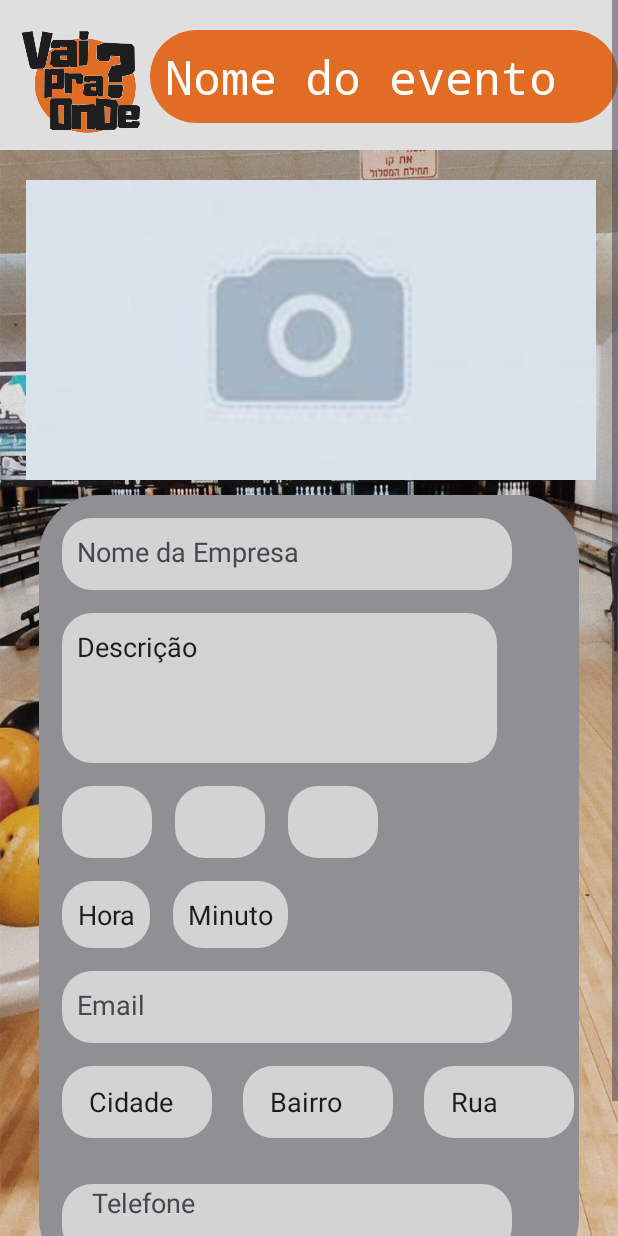
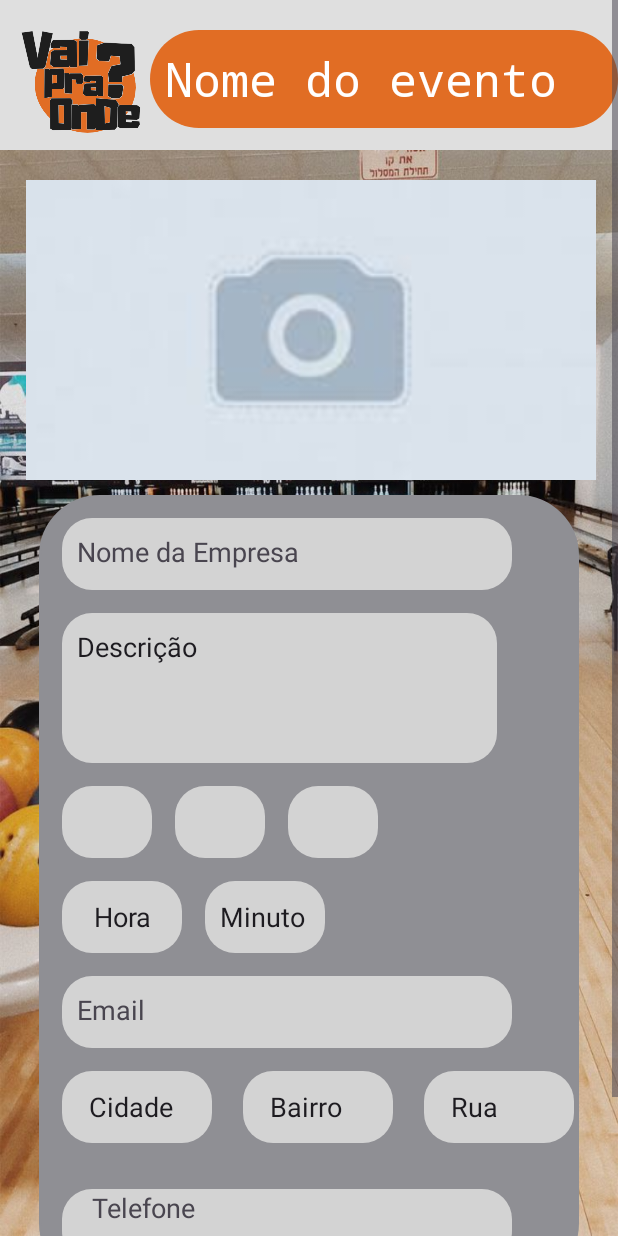
Before and after one commit to PedroFPer/Vai_pra_onde, an Android app: the TelaCadastroModifEvento screen opened directly, with no data from a screen before it, on a phone screen of 412 x 824 dp. Run offline under Robolectric (Android 15) with nearby library versions, the phone set to English and light mode, and no system bars; 14 statements that could not run were skipped.

Commit message:
CONCERTADA ESSA DISGRAÇA

```diff
--- a/vaipraonde/app/src/main/res/layout/activity_editar_evento.xml
+++ b/vaipraonde/app/src/main/res/layout/activity_editar_evento.xml
@@ -33,7 +33,7 @@
             <EditText
                 android:id="@+id/nome_evento_vw"
                 android:layout_width="match_parent"
-                android:layout_height="wrap_content"
+                android:layout_height="65dp"
                 android:layout_marginTop="20dp"
                 android:textSize="14pt"
                 android:background="@drawable/caixaperfil1"
@@ -155,8 +155,8 @@
                 android:layout_height="wrap_content">
                 <EditText
                     android:id="@+id/horario_do_evento_vw_hora"
-                    android:layout_width="wrap_content"
-                    android:layout_height="wrap_content"
+                    android:layout_width="80dp"
+                    android:layout_height="48dp"
                     android:layout_marginLeft="15dp"
                     android:layout_marginTop="15dp"
                     android:textAlignment="center"
@@ -168,8 +168,8 @@
                     android:textSize="8pt" />
                 <EditText
                     android:id="@+id/horario_do_evento_vw_min"
-                    android:layout_width="wrap_content"
-                    android:layout_height="wrap_content"
+                    android:layout_width="80dp"
+                    android:layout_height="48dp"
                     android:layout_marginLeft="15dp"
                     android:layout_marginTop="15dp"
                     android:padding="10dp"
```
